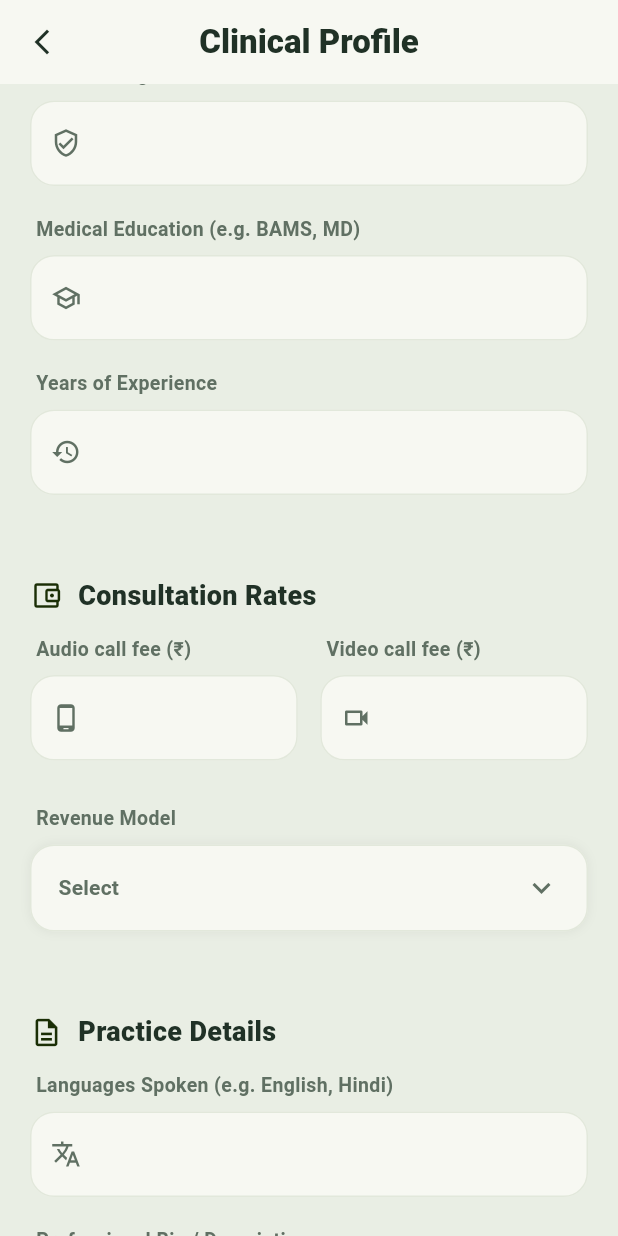
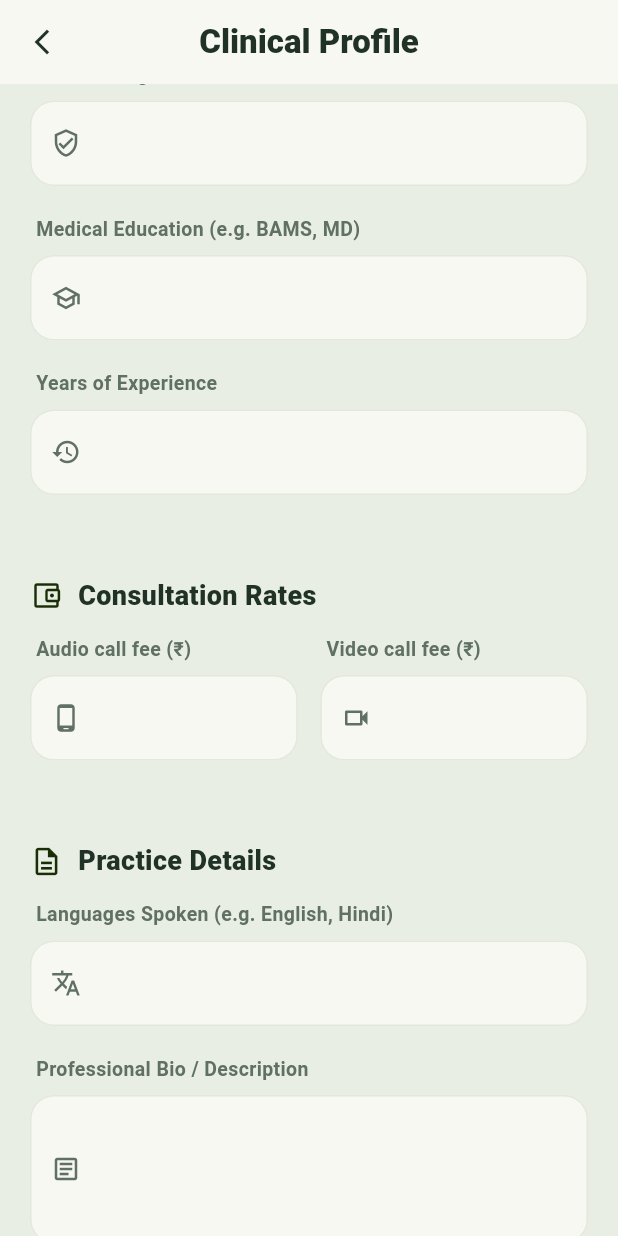
Before and after one commit to subgit9-a11y/ayur, a Flutter app: the ProfessionalRegistrationScreen screen opened directly, scrolled down 576 dp, on a phone screen of 412 x 824 dp. Run offline on Flutter 3.47's test engine with Material 3 defaults, Android fonts, the phone set to English and light mode, and no system bars; our stand-ins replace cached_network_image, cloud_firestore, connectivity_plus, country_picker, dio, firebase_auth and 21 more; missing offline and left inert: agora_rtc_engine, http_auth, minio, pip_view, razorpay_flutter, record and 1 more; accounts and stored records are empty; generated files the repository leaves out were written again; network calls fail.

Commit message:
Fix: remove Revenue Model dropdown and safely bypass Supabase network exceptions when .env is missing

```diff
--- a/lib/retrofit/apis.dart
+++ b/lib/retrofit/apis.dart
@@ -7,7 +7,7 @@ class Apis {
   static const String baseUrl = 'https://astra.ayureze.in/api/v1/';
   static const String astraBaseUrl = 'https://astra.ayureze.in/';
 
-  static const String login = "auth/doctor_login";
+  static const String login = "auth/login";
   static const String register = "auth/doctor_register";
   static const String appointment = "doctor_appointment";
   static const String appointment_details = "appointment_details/{id}";
--- a/lib/screens/auth/professional_registration_screen.dart
+++ b/lib/screens/auth/professional_registration_screen.dart
@@ -442,9 +442,6 @@ class _ProfessionalRegistrationScreenState extends State<ProfessionalRegistratio
                         Expanded(child: _buildTextField("Video call fee (₹)", _videoFeesController, Icons.videocam_outlined, isNumber: true)),
                       ],
                     ),
-                    const SizedBox(height: 10),
-                    _buildLabel("Revenue Model"),
-                    _buildGenericDropdown(_revenueModels, (val) => setState(() => _selectedRevenueModel = val), _selectedRevenueModel),
 
                   const SizedBox(height: 35),
                   _buildSectionHeader("Practice Details", Icons.description_outlined),
```
Also changed, not shown: lib/services/supabase_service.dart (+16 -3 lines).
